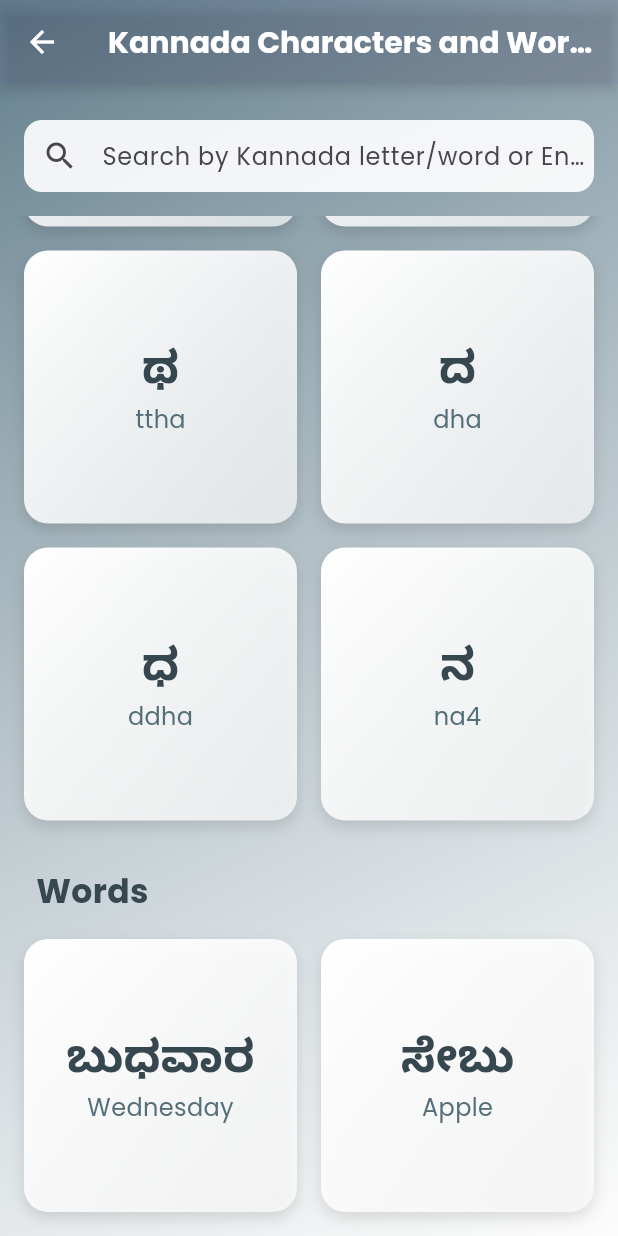
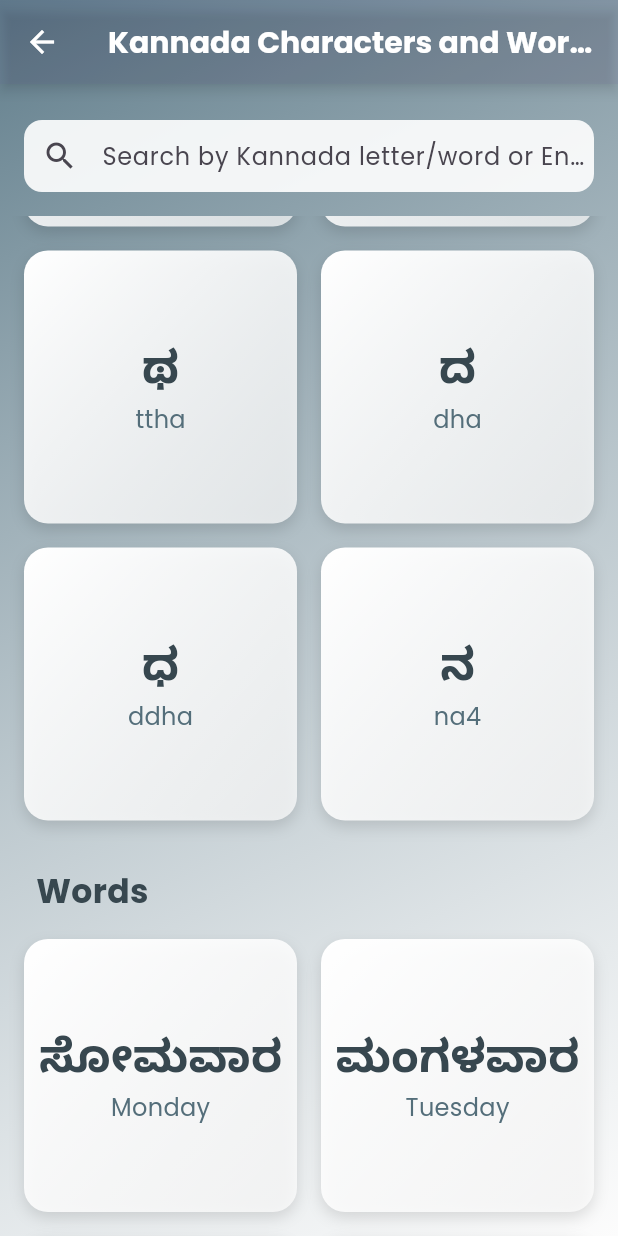
Before and after one commit to surya4206/sign_language, a Flutter app: the KannadaAlphabetsPage screen opened by its route, scrolled down 1624 dp, on a phone screen of 412 x 824 dp. Run offline on Flutter 3.47's test engine with Material 3 defaults, Android fonts, the phone set to English and light mode, and no system bars; our stand-ins replace camera, firebase_core, google_fonts, video_player; missing offline and left inert: yuv_to_png; accounts and stored records are empty.

Commit message:
Added all videos and made minor changes to UI. Also created apk file

```diff
--- a/sign_language_project/lib/pages/home_page.dart
+++ b/sign_language_project/lib/pages/home_page.dart
@@ -11,7 +11,7 @@ class HomePage extends StatelessWidget {
   Widget build(BuildContext context) {
     return Scaffold(
       appBar: AppBar(
-        title: const Text('Sign Language App'),
+        title: const Text('KSLCue'),
         centerTitle: true,
         elevation: 0,
         backgroundColor: Colors.transparent, // Making app bar transparent to blend with background
@@ -31,7 +31,7 @@ class HomePage extends StatelessWidget {
             children: [
               const SizedBox(height: kToolbarHeight + 20),
               Text(
-                'Welcome! Choose a function:',
+                'Welcome!',
                 style: GoogleFonts.poppins(
                   fontSize: 24,
                   fontWeight: FontWeight.bold,
@@ -55,7 +55,7 @@ class HomePage extends StatelessWidget {
                     _buildGridItem(
                       context,
                       iconData: 'assets/kannada_letter.png',
-                      label: 'Kannada Alphabets',
+                      label: 'Search Signs',
                       route: const KannadaAlphabetsPage(),
                     ),
                     _buildGridItem(
--- a/sign_language_project/lib/pages/kannada_alphabets.dart
+++ b/sign_language_project/lib/pages/kannada_alphabets.dart
@@ -35,8 +35,39 @@ class _KannadaAlphabetsPageState extends State<KannadaAlphabetsPage> {
   ];
 
   final List<Map<String, String>> _allWords = const [
+    {'word': 'ಸೋಮವಾರ', 'video': 'assets/monday.mp4', 'transliteration': 'Monday'},
+    {'word': 'ಮಂಗಳವಾರ', 'video': 'assets/tuesday.mp4', 'transliteration': 'Tuesday'},
     {'word': 'ಬುಧವಾರ', 'video': 'assets/wednesday.mp4', 'transliteration': 'Wednesday'},
-    {'word': 'ಸೇಬು', 'video': 'assets/apple.mp4', 'transliteration': 'Apple'},
+    {'word': 'ಗುರುವಾರ', 'video': 'assets/thursday.mp4', 'transliteration': 'Thursday'},
+    {'word': 'ಶುಕ್ರವಾರ', 'video': 'assets/friday.mp4', 'transliteration': 'Friday'},
+    {'word': 'ಶನಿವಾರ', 'video': 'assets/saturday.mp4', 'transliteration': 'Saturday'},
+    {'word': 'ಭಾನುವಾರ', 'video': 'assets/sunday.mp4', 'transliteration': 'Sunday'},
+    {'word': 'ಜನವರಿ', 'video': 'assets/january.mp4', 'transliteration': 'January'},
+    {'word': 'ಫೆಬ್ರವರಿ', 'video': 'assets/february.mp4', 'transliteration': 'February'},
+    {'word': 'ಮಾರ್ಚ್', 'video': 'assets/march.mp4', 'transliteration': 'March'},
+    {'word': 'ಏಪ್ರಿಲ್', 'video': 'assets/april.mp4', 'transliteration': 'April'},
+    {'word': 'ಮೇ', 'video': 'assets/may.mp4', 'transliteration': 'May'},
+    {'word': 'ಜೂನ್', 'video': 'assets/june.mp4', 'transliteration': 'June'},
+    {'word': 'ಜುಲೈ', 'video': 'assets/july.mp4', 'transliteration': 'July'},
+    {'word': 'ಆಗಸ್ಟ್', 'video': 'assets/august.mp4', 'transliteration': 'August'},
+    {'word': 'ಸೆಪ್ಟೆಂಬರ್', 'video': 'assets/september.mp4', 'transliteration': 'September'},
+    {'word': 'ಅಕ್ಟೋಬರ್', 'video': 'assets/october.mp4', 'transliteration': 'October'},
+    {'word': 'ನವೆಂಬರ್', 'video': 'assets/november.mp4', 'transliteration': 'November'},
+    {'word': 'ಡಿಸೆಂಬರ್', 'video': 'assets/december.mp4', 'transliteration': 'December'},
+    {'word': 'ಸೇಬುಹಣ್ಣು', 'video': 'assets/apple.mp4', 'transliteration': 'Apple'},
+    {'word': 'ಬಾಳೆಹಣ್ಣು', 'video': 'assets/banana.mp4', 'transliteration': 'Banana'},
+    {'word': 'ಕಿತ್ತಳೆ', 'video': 'assets/orange.mp4', 'transliteration': 'Orange'},
+    {'word': 'ದ್ರಾಕ್ಷಿ', 'video': 'assets/grapes.mp4', 'transliteration': 'Grapes'},
+    {'word': 'ಕಲ್ಲಂಗಡಿ', 'video': 'assets/watermelon.mp4', 'transliteration': 'Watermelon'},
+    {'word': 'ಮೋಸಂಬಿ', 'video': 'assets/valencia_orange.mp4', 'transliteration': 'Valencia Orange'},
+    {'word': 'ಚಳಿಗಾಲ', 'video': 'assets/winter.mp4', 'transliteration': 'Winter'},
+    {'word': 'ಬೇಸಿಗೆ', 'video': 'assets/summer.mp4', 'transliteration': 'Summer'},
+    {'word': 'ಮಳೆಯ', 'video': 'assets/rainy.mp4', 'transliteration': 'Rainy'},
+    {'word': 'ದಿನ', 'video': 'assets/day.mp4', 'transliteration': 'Day'},
+    {'word': 'ದಿನ', 'video': 'assets/night.mp4', 'transliteration': 'Night'},
+    {'word': 'ಬೆಳಗಿನ', 'video': 'assets/morning.mp4', 'transliteration': 'Morning'},
+    {'word': 'ಮಧ್ಯಾಹ್ನ', 'video': 'assets/afternoon.mp4', 'transliteration': 'Afternoon'},
+    {'word': 'ಸಾಯಂಕಾಲ', 'video': 'assets/evening.mp4', 'transliteration': 'Evening'},
   ];
 
   List<Map<String, String>> _filteredVyanjanas = [];
@@ -313,7 +344,7 @@ class _KannadaAlphabetsPageState extends State<KannadaAlphabetsPage> {
                     top: 8,
                     right: 8,
                     child: IconButton(
-                      icon: const Icon(Icons.close, color: Colors.white),
+                      icon: const Icon(Icons.close, color: Colors.black),
                       onPressed: () {
                         videoPlayerController.pause();
                         Navigator.of(context).pop();
--- a/sign_language_project/lib/pages/sign_language_recognition.dart
+++ b/sign_language_project/lib/pages/sign_language_recognition.dart
@@ -87,7 +87,7 @@ class _SignLanguageRecognitionPageState extends State<SignLanguageRecognitionPag
         return 'Error: Failed to convert image';
       }
       var response = await http.post(
-        Uri.parse('http://192.168.124.58:5000/predict'),  // Use 10.0.2.2 for Android emulator, localhost for iOS
+        Uri.parse('http://192.168.176.58:5000/predict'),  // Use 10.0.2.2 for Android emulator, localhost for iOS
         headers: {'Content-Type': 'application/octet-stream'},
         body: png,
       );
--- a/sign_language_project/lib/pages/word_recognition.dart
+++ b/sign_language_project/lib/pages/word_recognition.dart
@@ -79,7 +79,7 @@ Future<String> _sendVideoToServer(XFile videoFile) async {
   try {
     var request = http.MultipartRequest(
       'POST',
-      Uri.parse('http://192.168.214.58:5000/predict_video')
+      Uri.parse('http://192.168.176.58:5000/predict_video')
     );
 
     request.files.add(
@@ -140,7 +140,7 @@ Future<String> _sendVideoToServer(XFile videoFile) async {
             child: CameraPreview(_cameraController!),
           ),
           Container(
-            color: Colors.white,
+            //color: Colors.white,
             padding: EdgeInsets.symmetric(vertical: 20),
             child: Column(
               mainAxisSize: MainAxisSize.min,
```
Also changed, not shown: sign_language_project/pubspec.yaml (+32 -1 lines).
